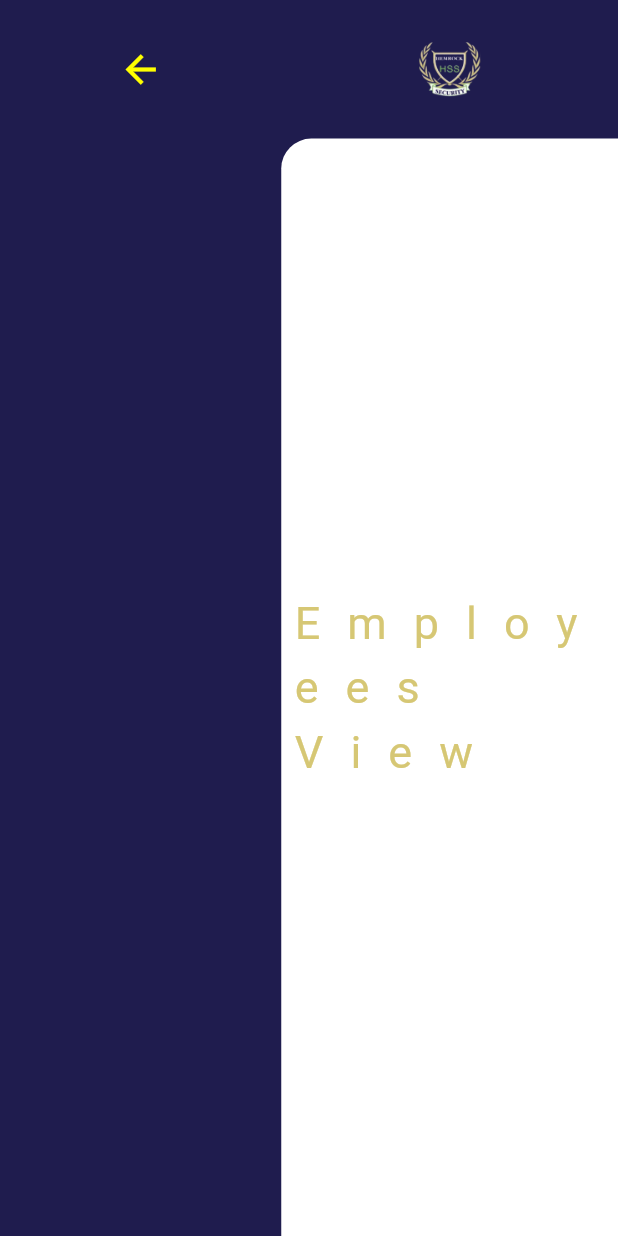
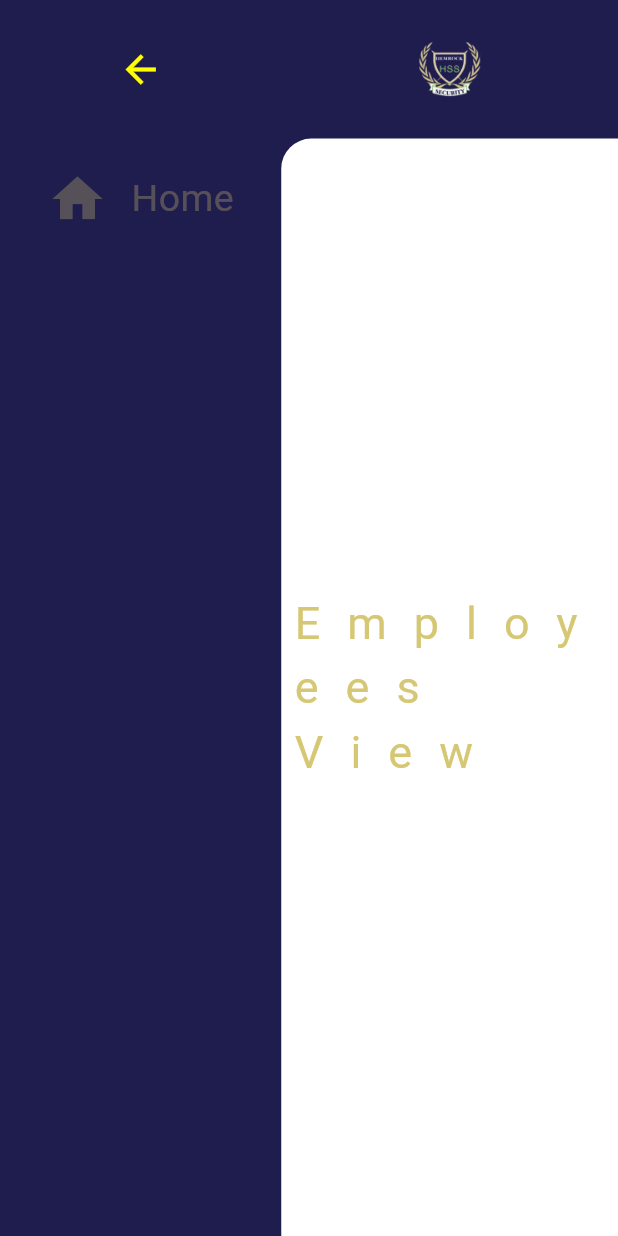
Before and after one commit to vincentmworia/hemrock_security_services_hr_system, a Flutter app: the screen it shows after launch, after a tap on the "menu" icon, on a phone screen of 412 x 824 dp. Run offline on Flutter 3.47's test engine with Material 3 defaults, Android fonts, the phone set to English and light mode, and no system bars.

Commit message:
3_Navigation bar -v2

```diff
--- a/lib/screens/main_screen.dart
+++ b/lib/screens/main_screen.dart
@@ -8,6 +8,7 @@ import 'data/employees_screen.dart';
 
 class MainScreen extends StatefulWidget {
   const MainScreen({super.key});
+
 
   @override
   State<MainScreen> createState() => _MainScreenState();
@@ -59,7 +60,8 @@ class _MainScreenState extends State<MainScreen> {
                       extendPaneFactor: extendPaneFactor,
                       leftPaneWidth: leftPaneWidth,
                       animationContainerMilliseconds:
-                          animationContainerMilliseconds),
+                          animationContainerMilliseconds,
+                      windowHeight: windowHeight),
 
                   // Switch between different screens
                   const Expanded(
--- /dev/null
+++ b/lib/widgets/left_pane_icon_button.dart
@@ -0,0 +1,84 @@
+import 'package:flutter/material.dart';
+
+import '../main.dart';
+
+class LeftPaneIconButton extends StatefulWidget {
+  const LeftPaneIconButton(
+      {super.key,
+      required this.icon,
+      required this.buttonActive,
+      required this.titleText,
+      required this.extendPane,
+      required this.delay});
+
+  final IconData icon;
+  final bool buttonActive;
+  final String titleText;
+  final bool extendPane;
+  final Duration delay;
+
+  @override
+  State<LeftPaneIconButton> createState() => _LeftPaneIconButtonState();
+}
+
+class _LeftPaneIconButtonState extends State<LeftPaneIconButton> {
+  static var _visibleWidgets = true;
+  static var _lockTransition = false;
+  static final _inactiveBnColor = appSecondaryColor.withOpacity(0.3);
+  static const _activeBnColor = appSecondaryColor;
+
+  void _pTrigLogic() {
+    if ((_visibleWidgets) && (widget.extendPane) && (!_lockTransition)) {
+      setState(() {
+        _visibleWidgets = false;
+      });
+
+      Future.delayed(const Duration(milliseconds: 300)).then((value) {
+        setState(() {
+          _visibleWidgets = true;
+        });
+      });
+      _lockTransition = true;
+    }
+    if (_lockTransition && !widget.extendPane) {
+      _lockTransition = false;
+    }
+  }
+
+  @override
+  Widget build(BuildContext context) {
+    _pTrigLogic();
+    return Visibility(
+      visible: _visibleWidgets,
+      child: InkWell(
+        onTap: () {},
+        borderRadius: BorderRadius.circular(30.0),
+        focusColor: Colors.red.withOpacity(0.2),
+        highlightColor: appSecondaryColor2.withOpacity(0.3),
+        child: Row(
+          mainAxisAlignment: MainAxisAlignment.spaceEvenly,
+          children: [
+            const Center(),
+            Padding(
+              padding: const EdgeInsets.symmetric(vertical: 20.0),
+              child: Icon(widget.icon,
+                  size: 40,
+                  color:
+                      !widget.buttonActive ? _inactiveBnColor : _activeBnColor),
+            ),
+            if (widget.extendPane)
+              Text(
+                widget.titleText,
+                style: TextStyle(
+                    color: !widget.buttonActive
+                        ? _inactiveBnColor
+                        : _activeBnColor,
+                    fontSize: 25.0),
+              ),
+            const Center(),
+          ],
+        ),
+      ),
+    );
+  }
+}
--- a/lib/widgets/left_pane_navigation.dart
+++ b/lib/widgets/left_pane_navigation.dart
@@ -1,6 +1,5 @@
 import 'package:flutter/material.dart';
-
-import '../main.dart';
+import 'package:hemrock/widgets/left_pane_icon_button.dart';
 
 class LeftPaneNavigation extends StatelessWidget {
   const LeftPaneNavigation(
@@ -8,56 +7,52 @@ class LeftPaneNavigation extends StatelessWidget {
       required this.extendPane,
       required this.extendPaneFactor,
       required this.leftPaneWidth,
-      required this.animationContainerMilliseconds});
+      required this.animationContainerMilliseconds,
+      required this.windowHeight});
 
   final bool extendPane;
   final double extendPaneFactor;
   final double leftPaneWidth;
+  final double windowHeight;
   final Duration animationContainerMilliseconds;
 
   @override
   Widget build(BuildContext context) {
     return AnimatedContainer(
       width: extendPane ? leftPaneWidth * extendPaneFactor : leftPaneWidth,
+      height: windowHeight * 0.9,
       duration: animationContainerMilliseconds,
-      child: Column(
-        children: extendPane
-            ? []
-            : <Widget>[
-                Padding(
-                  padding: const EdgeInsets.symmetric(vertical: 20.0),
-                  child: IconButton(
-                    icon: const Icon(
-                      Icons.home,
-                      size: 40,
-                      color: appSecondaryColor,
-                    ),
-                    onPressed: () {},
-                  ),
-                ),
-                Padding(
-                  padding: const EdgeInsets.symmetric(vertical: 20.0),
-                  child: IconButton(
-                    icon: const Icon(
-                      Icons.people,
-                      size: 40,
-                      color: appBrightSecondaryColor,
-                    ),
-                    onPressed: () {},
-                  ),
-                ),
-                Padding(
-                  padding: const EdgeInsets.symmetric(vertical: 20.0),
-                  child: IconButton(
-                    icon: const Icon(
-                      Icons.lock,
-                      size: 40,
-                      color: appSecondaryColor,
-                    ),
-                    onPressed: () {},
-                  ),
-                ),
-              ],
+      child: SingleChildScrollView(
+        // physics: BouncingScrollPhysics(),
+        child: Column(
+          children: <Widget>[
+            LeftPaneIconButton(
+              icon: Icons.home,
+              titleText: 'Home',
+              buttonActive: false,
+              extendPane: extendPane,
+              delay: animationContainerMilliseconds,
+            ),
+            // LeftPaneIconButton(
+            //   icon: Icons.people,
+            //   titleText: 'Employees',
+            //   buttonActive: false,
+            //   extendPane: extendPane,
+            // ),
+            // LeftPaneIconButton(
+            //   icon: Icons.document_scanner_sharp,
+            //   titleText: 'Etc...',
+            //   buttonActive: false,
+            //   extendPane: extendPane,
+            // ),
+            // LeftPaneIconButton(
+            //   icon: Icons.lock,
+            //   titleText: 'Profile',
+            //   buttonActive: false,
+            //   extendPane: extendPane,
+            // ),
+          ],
+        ),
       ),
     );
   }
--- a/lib/widgets/main_screen_title.dart
+++ b/lib/widgets/main_screen_title.dart
@@ -36,6 +36,7 @@ class MainScreenTitle extends StatelessWidget {
                 color: extendPane ? appBrightSecondaryColor : appSecondaryColor,
               ),
               onPressed: windowIconPressed,
+              highlightColor: appSecondaryColor2.withOpacity(0.3),
             ),
           ),
           Expanded(
```
